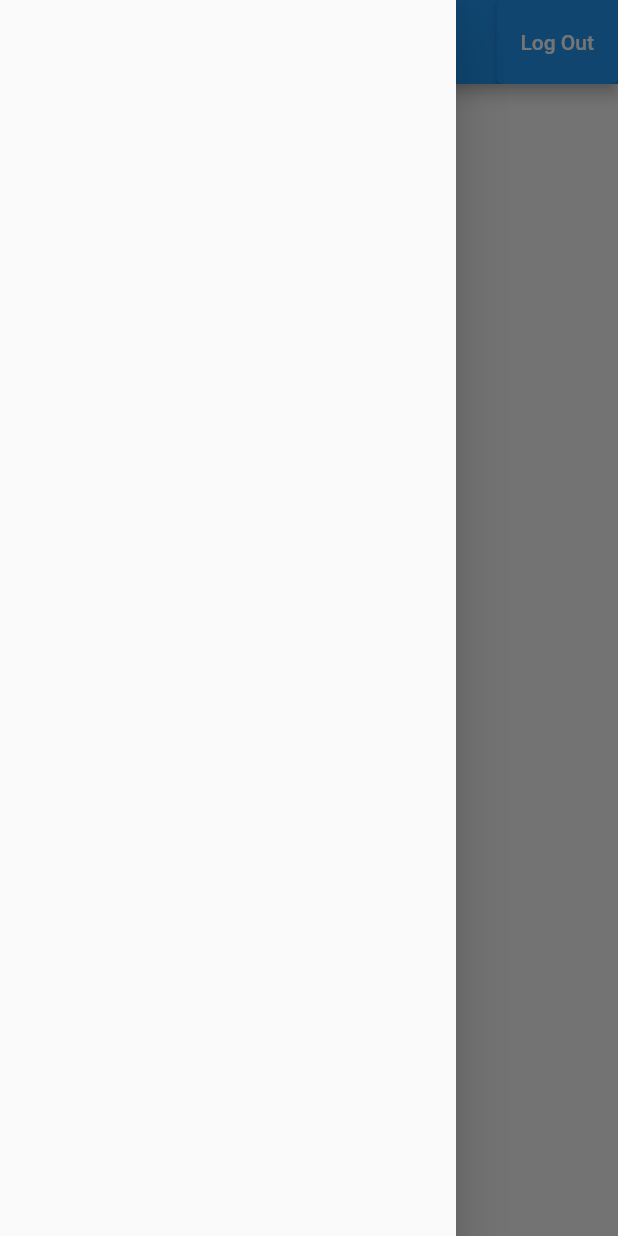
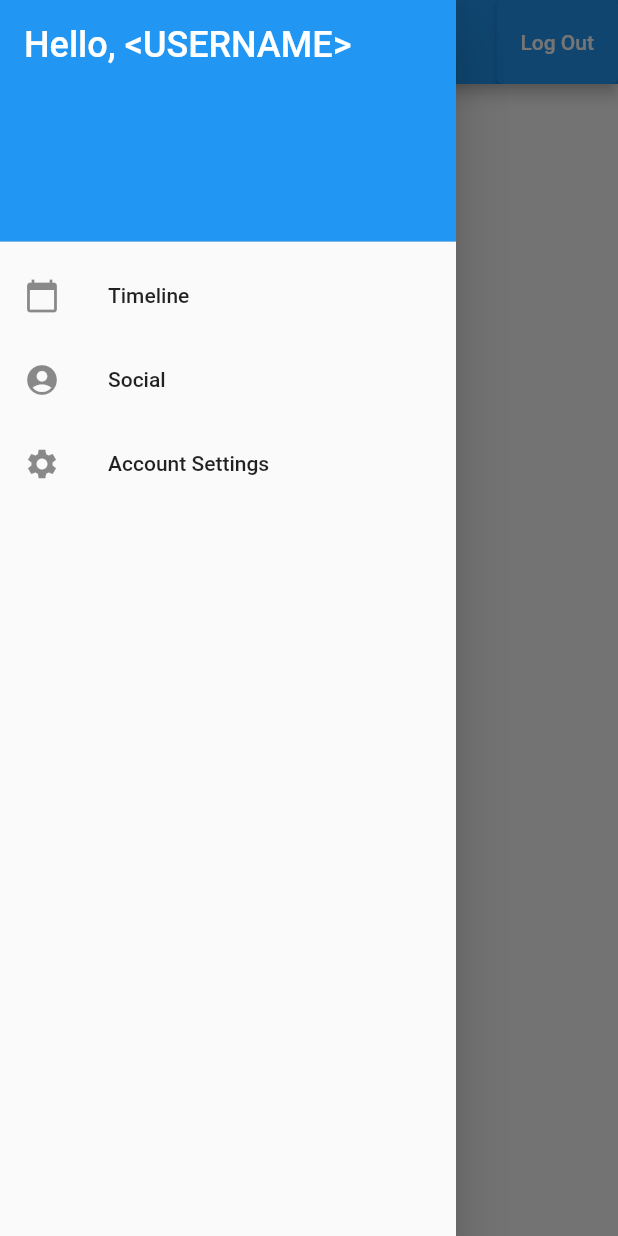
Before and after one commit to pfranz1/Team-One-Project, a Flutter app: the TimelineScreen screen opened directly, with the side drawer open, on a phone screen of 412 x 824 dp. Run offline on Flutter 3.47's test engine with Material 2 defaults, Android fonts, the phone set to English and light mode, and no system bars; our stand-ins replace cloud_firestore, firebase_auth, firebase_core; accounts and stored records are empty.

Commit message:
Added side drawer to move between future pages

```diff
--- a/team_one_application/lib/screens/timeline_screen.dart
+++ b/team_one_application/lib/screens/timeline_screen.dart
@@ -15,9 +15,42 @@ class TimelineScreen extends StatelessWidget {
       final bool _hasSelected = appController.scheduleController != null;
 
       return Scaffold(
-        drawer: Drawer(),
+        drawer: Drawer(
+          child: ListView(
+            padding: EdgeInsets.zero,
+            children: <Widget>[
+              DrawerHeader(
+                //header of drawer
+                decoration: BoxDecoration(
+                  color: Theme.of(context).primaryColor,
+                ),
+                child: Text(
+                  'Hello, <USERNAME>',
+                  style: TextStyle(
+                    color: Theme.of(context).colorScheme.onPrimary,
+                    fontSize: 24,
+                  ),
+                ),
+              ),
+              ListTile(
+                //menu item of Drawer
+                leading: Icon(Icons.calendar_today),
+                title: Text('Timeline'),
+              ),
+              ListTile(
+                leading: Icon(Icons.account_circle),
+                title: Text('Social'),
+              ),
+              ListTile(
+                leading: Icon(Icons.settings),
+                title: Text('Account Settings'),
+              ),
+            ],
+          ),
+        ),
         appBar: AppBar(
           title: const Text("Quick Share"),
+          key: const ValueKey('appBar'),
           actions: [
             // Sign-Out Button
             ElevatedButton(
```
